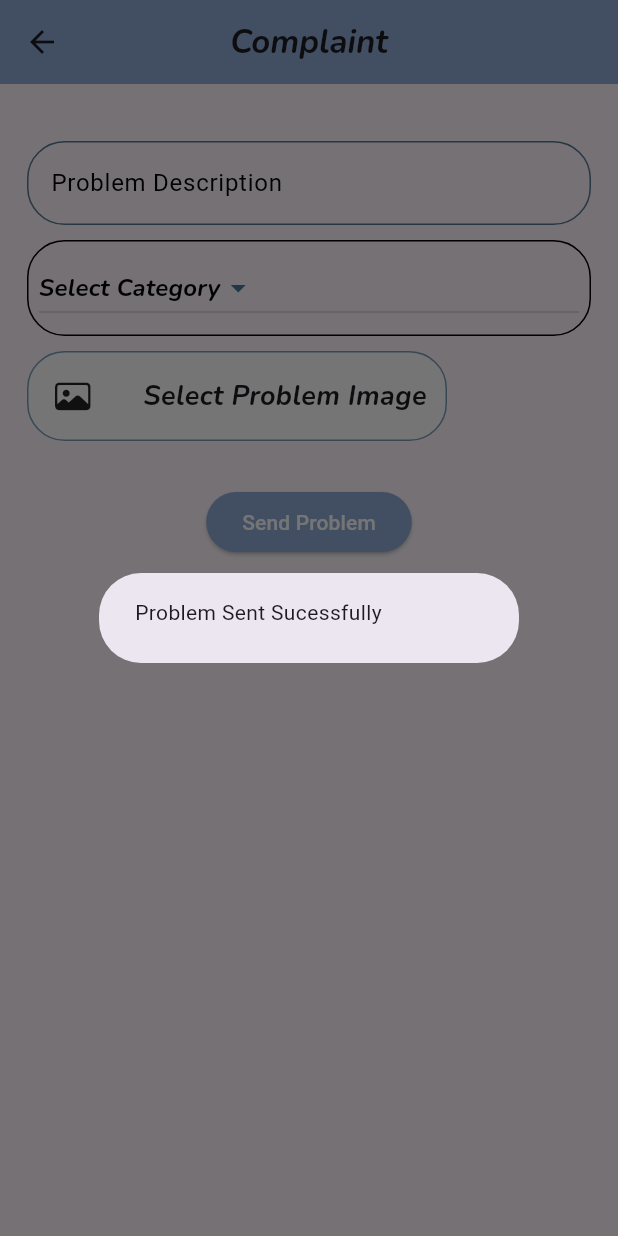
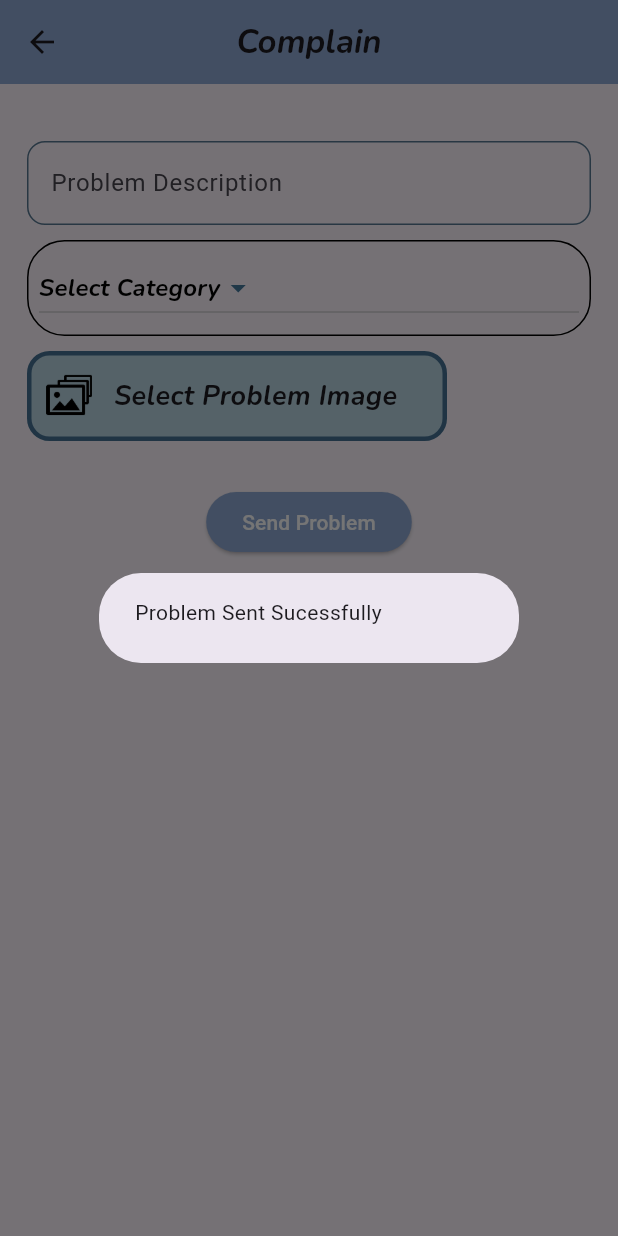
Before and after one commit to rishabhsingh9861/hostelappstudent, a Flutter app: the Complaints screen opened directly, after a tap on "Send Problem", on a phone screen of 412 x 824 dp. Run offline on Flutter 3.47's test engine with Material 3 defaults, Android fonts, the light colour scheme and no system bars; our stand-ins replace cloud_firestore, file_picker, firebase_auth, firebase_core, firebase_storage, google_sign_in and 1 more; missing offline and left inert: syncfusion_flutter_pdfviewer; accounts and stored records are empty; network calls fail.

Commit message:
student side optimized code

```diff
--- a/lib/student/complaints.dart
+++ b/lib/student/complaints.dart
@@ -3,12 +3,12 @@
 
 import 'dart:io';
 import 'package:cloud_firestore/cloud_firestore.dart';
+import 'package:firebase_auth/firebase_auth.dart';
 import 'package:firebase_storage/firebase_storage.dart';
-import 'package:flutter/cupertino.dart';
 import 'package:flutter/material.dart';
 import 'package:image_picker/image_picker.dart';
 import 'package:vjtihostel/student/constant/const.dart';
-
+//new..
 class Complaints extends StatefulWidget {
   const Complaints({
     Key? key,
@@ -21,7 +21,7 @@ class Complaints extends StatefulWidget {
 }
 
 List<String> listproblemcategory = <String>[
-  'Select Category',
+  'Select Category', //categories
   'Electrical',
   'Carpentry',
   'Plumbing',
@@ -57,6 +57,65 @@ class _ComplaintsState extends State<Complaints> {
       int contactNumber,
       Timestamp time,
       ) async {
+    String collectionPath = ''; // Initialize an empty string
+
+    // Determine the collection path based on the selected category
+    switch (problemCategory) {
+      case 'Electrical':
+        collectionPath = 'Electrical';
+        break;
+      case 'Carpentry':
+        collectionPath = 'Carpentry';
+        break;
+      case 'Plumbing':
+        collectionPath = 'Plumbing';
+        break;
+      case 'Structural':
+        collectionPath = 'Structural';
+        break;
+      case 'Cleaning':
+        collectionPath = 'Cleaning';
+        break;
+      default:
+      // Handle the default case or any other categories
+        break;
+    }
+
+    // Check if a valid collection path is determined
+    if (collectionPath.isNotEmpty) {
+      final user = FirebaseAuth.instance.currentUser;
+
+      // Check if the user is not null before proceeding
+      if (user != null) {
+        // Get the user's email
+        String email = user.email.toString();
+        await FirebaseFirestore.instance
+            .collection(collectionPath) // Use the determined collection path
+            .doc()
+            .set({
+          'Photo Url': photourl,
+          'Problem': problemDescription,
+          'Category': problemCategory,
+          'Email': email,
+          'Name': name,
+          'Room Number': roomNo,
+          'Contact Number': contactNumber,
+          'Time': time,
+        });
+      }
+    }
+  }
+
+  Future<void> sendProblemtoemplyee(
+      String photourl,
+      String problemDescription,
+      String problemCategory,
+      String emailid,
+      String name,
+      String roomNo,
+      int contactNumber,
+      Timestamp time,
+      ) async {
     await FirebaseFirestore.instance
         .collection('HostelStudents')
         .doc(widget.email)
@@ -74,35 +133,10 @@ class _ComplaintsState extends State<Complaints> {
     });
   }
 
-  Future<void> sendProblemtoemplyee(
-    String photourl,
-    String problemDescription,
-    String problemCategory,
-    String emailid,
-    String name,
-    String roomNo,
-    int contactNumber,
-    Timestamp time,
-  ) async {
-    await FirebaseFirestore.instance
-        .collection(problemCategory)
-       .doc()
-        .set({
-      'Photo Url': photourl,
-      'Problem': problemDescription,
-      'Category': problemCategory,
-      'Email': emailid,
-      'Name': name,
-      'Room Number': roomNo,
-      'Contact Number': contactNumber,
-      'Time': time,
-    });
-  }
-
   String name = '';
   String roomo = '';
   int contactNo = 0;
-
+  // new..
   void getuserdata() async {
     DocumentSnapshot snapshot = await FirebaseFirestore.instance
         .collection('HostelStudents')
@@ -115,7 +149,7 @@ class _ComplaintsState extends State<Complaints> {
       Map<String, dynamic> userData = snapshot.data() as Map<String, dynamic>;
       name = userData['Name'];
       contactNo = userData['Student contact number'];
-      roomo = userData['Room No'];
+      roomo = userData['Room NO.'];
     }
   }
 
@@ -129,7 +163,7 @@ class _ComplaintsState extends State<Complaints> {
   Widget build(BuildContext context) {
     return Scaffold(
       appBar: appbars(
-        'Complaint',
+        'Complain',
       ),
       body: SingleChildScrollView(
         reverse: true,
@@ -140,6 +174,7 @@ class _ComplaintsState extends State<Complaints> {
               const SizedBox(
                 height: 10,
               ),
+
               const SizedBox(
                 height: 10,
               ),
@@ -149,23 +184,15 @@ class _ComplaintsState extends State<Complaints> {
                   children: [
                     TextFormField(
                       decoration: InputDecoration(
-                        label: const Text(
-                          'Problem Description',
-                          style: TextStyle(color: Colors.black),
-                        ),
+                          label: const Text('Problem Description'),
                           enabledBorder: OutlineInputBorder(
-                          borderRadius: BorderRadius.circular(25),
+                              borderRadius: BorderRadius.circular(12),
                               borderSide: const BorderSide(
-                            color: Color.fromARGB(255, 88, 120, 146),
-                          ),
-                        ),
+                                  color: Color.fromARGB(255, 88, 120, 146))),
                           focusedBorder: OutlineInputBorder(
-                          borderSide: const BorderSide(
-                            color: Color.fromARGB(255, 88, 120, 146),
-                          ),
-                          borderRadius: BorderRadius.circular(25),
-                        ),
-                      ),
+                              borderSide:
+                              const BorderSide(color: Colors.greenAccent),
+                              borderRadius: BorderRadius.circular(12))),
                       keyboardType: TextInputType.multiline,
                       maxLines: null,
                       minLines: 1,
@@ -183,9 +210,11 @@ class _ComplaintsState extends State<Complaints> {
                   setproblem = dropdownValueProblem;
                 });
               }),
+
               const SizedBox(
                 height: 10,
               ),
+
               Row(
                 children: [
                   InkWell(
@@ -224,13 +253,10 @@ class _ComplaintsState extends State<Complaints> {
                                   Text(
                                     'Please wait Uploading',
                                     style: TextStyle(
-                                        color: Colors.green,
                                         fontSize: 20,
                                         decoration: TextDecoration.none),
                                   ),
-                                  CircularProgressIndicator(
-                                    color: Colors.green,
-                                  ),
+                                  CircularProgressIndicator(),
                                 ],
                               );
                             },
@@ -278,21 +304,24 @@ class _ComplaintsState extends State<Complaints> {
                       height: 60,
                       width: 280,
                       decoration: BoxDecoration(
-                        color: Colors.white,
+                        color: const Color.fromARGB(255, 185, 213, 226),
                         border: Border.all(
-                            width: 1,
-                            color: const Color.fromARGB(255, 122, 159, 187)),
-                        borderRadius: BorderRadius.circular(25),
+                            width: 3,
+                            color: const Color.fromARGB(255, 69, 114, 148)),
+                        borderRadius: BorderRadius.circular(15),
                       ),
-                      child: const Row(
-                        mainAxisAlignment: MainAxisAlignment.spaceEvenly,
+                      child: Row(
                         children: [
                           Padding(
-                            padding: EdgeInsets.all(5.0),
-                            child: Icon(CupertinoIcons.photo),
+                            padding: const EdgeInsets.all(5.0),
+                            child: Image.asset(
+                              'assets/images/galleryimage.png',
+                              height: 40,
+                              width: 40,
                             ),
-                          SizedBox(width: 5),
-                          Text(
+                          ),
+                          const SizedBox(width: 5),
+                          const Text(
                             'Select Problem Image',
                             style: TextStyle(
                                 fontSize: 18,
@@ -313,9 +342,11 @@ class _ComplaintsState extends State<Complaints> {
                   )
                 ],
               ),
+
               const SizedBox(
                 height: 30,
               ),
+
               ElevatedButton(
                 style: ButtonStyle(
                     backgroundColor: MaterialStateColor.resolveWith(
@@ -334,7 +365,7 @@ class _ComplaintsState extends State<Complaints> {
                       context: context,
                       builder: (context) {
                         return const AlertDialog(
-                                  content: Text('Problem Sent Sucessfully'),
+                          content: Text('Problem Sent Sucessfully'), //problem sent
                         );
                       }).then((value) {
                     int count = 1;
@@ -342,7 +373,7 @@ class _ComplaintsState extends State<Complaints> {
                   }));
                 },
                 child: const Text(
-                  "Send Problem",
+                  "Send Problem",// send text
                   style: TextStyle(color: Colors.white),
                 ),
               ),
```
Also changed, not shown: lib/student/pendingproblem.dart (+241 -173 lines). Lines whose indentation alone changed are shown as unchanged.
